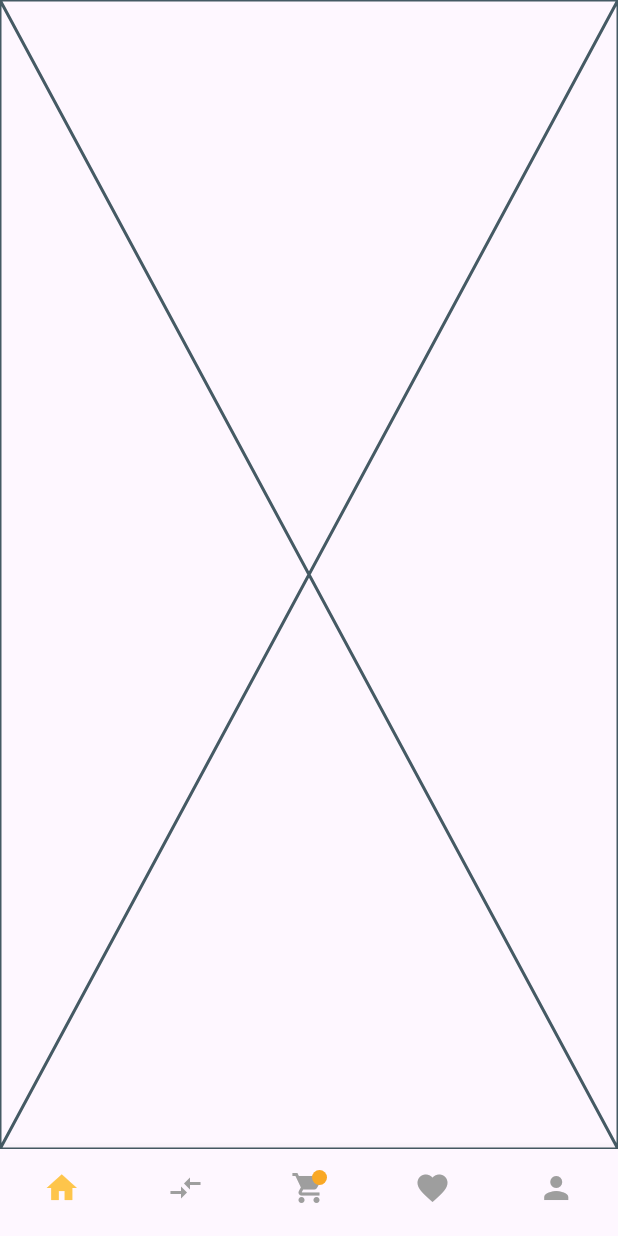
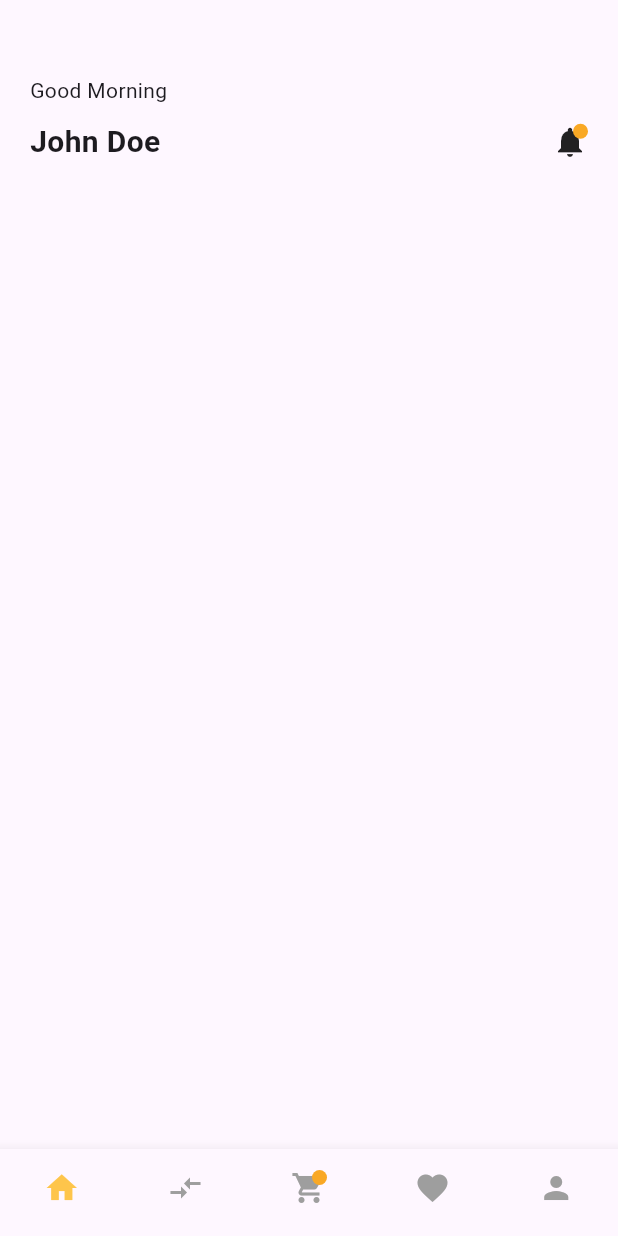
Before and after one commit to rapaccel/slice_ui_grocery, a Flutter app: the BottomNavPage screen opened directly, on a phone screen of 412 x 824 dp. Run offline on Flutter 3.47's test engine with Material 3 defaults, Android fonts, the phone set to English and light mode, and no system bars.

Commit message:
Add HomePage widget and integrate it into BottomNavPage

```diff
--- a/lib/presentations/bottom_nav/bottom_nav_page.dart
+++ b/lib/presentations/bottom_nav/bottom_nav_page.dart
@@ -1,5 +1,6 @@
 import 'package:flutter/material.dart';
 import 'package:slice_ui_grocery/assets/constants/variables.dart';
+import 'package:slice_ui_grocery/presentations/home/home_page.dart';
 
 class BottomNavPage extends StatefulWidget {
   const BottomNavPage({super.key});
@@ -12,7 +13,7 @@ class _BottomNavPageState extends State<BottomNavPage> {
   int _currentIndex = 0;
 
   static const List<Widget> _widgetOptions = <Widget>[
-    Placeholder(),
+    HomePage(),
     Placeholder(),
     Placeholder(),
     Placeholder(),
@@ -61,9 +62,10 @@ class _BottomNavPageState extends State<BottomNavPage> {
               ),
               label: 'Cart',
             ),
-            BottomNavigationBarItem(
+            const BottomNavigationBarItem(
                 icon: Icon(Icons.favorite), label: 'Favorite'),
-            BottomNavigationBarItem(icon: Icon(Icons.person), label: 'Profile'),
+            const BottomNavigationBarItem(
+                icon: Icon(Icons.person), label: 'Profile'),
           ],
           currentIndex: _currentIndex,
           showSelectedLabels: false,
--- /dev/null
+++ b/lib/presentations/home/home_page.dart
@@ -0,0 +1,60 @@
+import 'package:flutter/material.dart';
+
+class HomePage extends StatefulWidget {
+  const HomePage({super.key});
+
+  @override
+  State<HomePage> createState() => _HomePageState();
+}
+
+class _HomePageState extends State<HomePage> {
+  @override
+  Widget build(BuildContext context) {
+    return Scaffold(
+      body: Container(
+        padding: const EdgeInsets.only(left: 20, top: 50),
+        child: Column(
+          crossAxisAlignment: CrossAxisAlignment.start,
+          children: [
+            const Text(
+              'Good Morning',
+              textAlign: TextAlign.left,
+            ),
+            const SizedBox(height: 10),
+            Row(
+              mainAxisAlignment: MainAxisAlignment.spaceBetween,
+              children: [
+                const Text(
+                  'John Doe',
+                  style: TextStyle(fontSize: 20, fontWeight: FontWeight.bold),
+                ),
+                Padding(
+                  padding: const EdgeInsets.only(right: 20.0),
+                  child: Stack(
+                    children: [
+                      const Icon(Icons.notifications),
+                      Positioned(
+                        right: 0,
+                        top: 0,
+                        child: Container(
+                          decoration: BoxDecoration(
+                            color: Colors.yellow[800],
+                            shape: BoxShape.circle,
+                          ),
+                          constraints: const BoxConstraints(
+                            minWidth: 10,
+                            minHeight: 10,
+                          ),
+                        ),
+                      ),
+                    ],
+                  ),
+                ),
+              ],
+            ),
+          ],
+        ),
+      ),
+    );
+  }
+}
```
